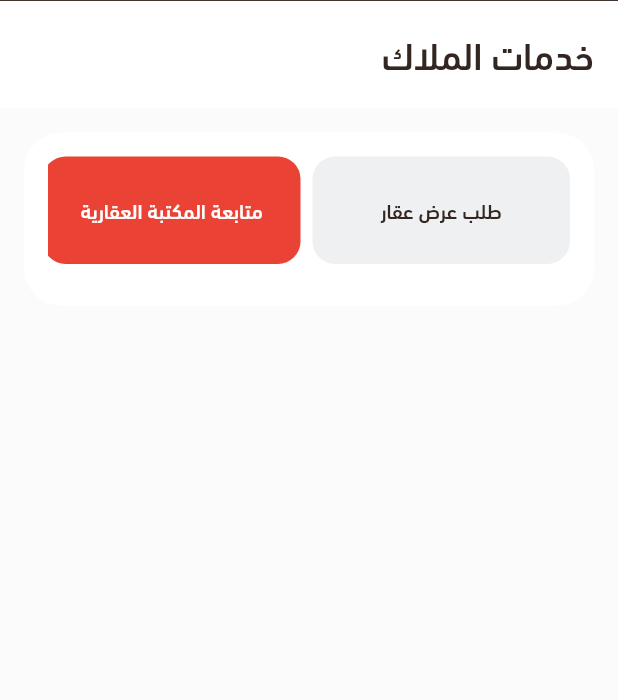
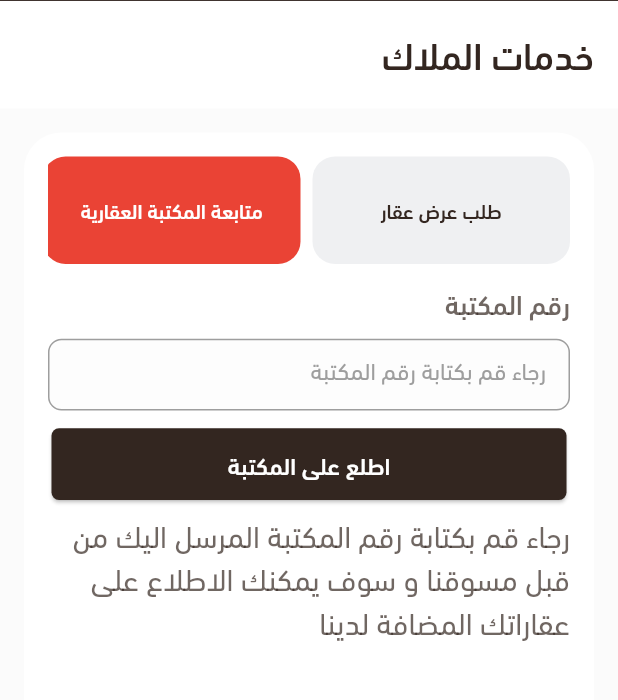
Before and after one commit to basmalahesham/broker, a Flutter app: the PersonnelServicesView screen opened by its route, after a tap on "التالي", after a tap on "متابعة المكتبة العقارية", on a phone screen of 412 x 824 dp, the part 171-871 px from its top. Run offline on Flutter 3.47's test engine with Material 3 defaults, Android fonts, the phone set to English and light mode, and no system bars; our stand-ins replace carousel_slider, device_preview, dots_indicator, dropdown_search, easy_stepper, flutter_screenutil and 2 more.

Commit message:
create follow_library.dart

```diff
--- a/lib/core/widgets/custom_text_form_field2.dart
+++ b/lib/core/widgets/custom_text_form_field2.dart
@@ -8,16 +8,18 @@ class CustomTextFormField2 extends StatelessWidget {
     required this.hintText,
     this.validator,
     this.obscureText = false,
-    this.controller,
+    this.controller, this.keyboardType,
   });
 
   final String hintText;
   final String? Function(String?)? validator;
   final bool obscureText;
   final TextEditingController? controller;
+  final TextInputType? keyboardType;
   @override
   Widget build(BuildContext context) {
     return TextFormField(
+      keyboardType: keyboardType,
       controller: controller,
       validator: validator,
       obscureText: obscureText,
--- a/lib/features/auth/presentation/views/phone_register_view.dart
+++ b/lib/features/auth/presentation/views/phone_register_view.dart
@@ -70,6 +70,7 @@ class _PhoneRegisterViewState extends State<PhoneRegisterView> {
                         height: 10.h,
                       ),
                       CustomTextFormField2(
+                        keyboardType: TextInputType.number,
                         controller: phoneController,
                         hintText: '0512345678',
                         validator: (value) {
--- a/lib/features/layout/views/follow_library.dart
+++ b/lib/features/layout/views/follow_library.dart
@@ -1,10 +1,144 @@
+import 'package:broker/constants.dart';
+import 'package:broker/core/utils/styles.dart';
+import 'package:broker/core/widgets/custom_text_form_field2.dart';
 import 'package:flutter/material.dart';
+import 'package:flutter_screenutil/flutter_screenutil.dart';
 
-class FollowLibrary extends StatelessWidget {
+class FollowLibrary extends StatefulWidget {
   const FollowLibrary({super.key});
 
   @override
+  State<FollowLibrary> createState() => _FollowLibraryState();
+}
+
+class _FollowLibraryState extends State<FollowLibrary> {
+  TextEditingController libNum = TextEditingController();
+  final formKey = GlobalKey<FormState>();
+
+  @override
   Widget build(BuildContext context) {
-    return Container();
+    return Form(
+      key: formKey,
+      child: Column(
+        crossAxisAlignment: CrossAxisAlignment.start,
+        children: [
+          Text(
+            'رقم المكتبة',
+            style: Styles.textStyle16.copyWith(
+              color: Color(0xFF332620).withOpacity(0.7),
+            ),
+          ),
+          SizedBox(
+            height: 10.h,
+          ),
+          CustomTextFormField2(
+            keyboardType: TextInputType.number,
+            controller: libNum,
+            hintText: 'رجاء قم بكتابة رقم المكتبة',
+            validator: (value) {
+              if (value == null || value.isEmpty) {
+                return 'enter a value';
+              }
+              return null;
+            },
+          ),
+          SizedBox(
+            height: 10.h,
+          ),
+          Center(
+            child: SizedBox(
+              width: 300.w,
+              height: 40.h,
+              child: ElevatedButton(
+                style: ElevatedButton.styleFrom(
+                  backgroundColor: const Color(0xFF332620),
+                  shape: RoundedRectangleBorder(
+                    borderRadius: BorderRadius.circular(5),
+                  ),
+                ),
+                onPressed: () {
+                  if (formKey.currentState!.validate()) {
+                    showSnackBar(context);
+                  }
+
+                }, // Call the onNext function
+                child: Text(
+                  'اطلع على المكتبة',
+                  style: Styles.textStyle14.copyWith(
+                    color: Colors.white,
+                  ),
+                ),
+              ),
+            ),
+          ),
+          SizedBox(
+            height: 10.h,
+          ),
+          Text(
+            'رجاء قم بكتابة رقم المكتبة المرسل اليك من قبل مسوقنا و سوف يمكنك الاطلاع على عقاراتك المضافة لدينا',
+            style: Styles.textStyle18.copyWith(
+              fontWeight: FontWeight.normal,
+              color: Color(0xFF332620).withOpacity(0.7),
+            ),
+          ),
+          SizedBox(
+            height: 40.h,
+          ),
+        ],
+      ),
+    );
   }
+  void showSnackBar(BuildContext context) {
+    ScaffoldMessenger.of(context).showSnackBar(
+      SnackBar(
+        shape: RoundedRectangleBorder(borderRadius: BorderRadius.circular(10),),
+        backgroundColor: Colors.white,
+        content: Column(
+          children: [
+            const Icon(
+              Icons.maps_home_work_rounded,
+              color: kSecondaryColor,
+              size: 80,
+            ),
+            const SizedBox(
+              height: 10,
+            ),
+            Text(
+              'لا يوجد مكتبة للرقم المدخل',
+              style: Styles.textStyle20.copyWith(
+                color: kSecondaryColor,
+              ),
+            ),
+
+            const SizedBox(
+              height: 20,
+            ),
+            SizedBox(
+              width: 150.w,
+              height: 40.h,
+              child: ElevatedButton(
+                style: ElevatedButton.styleFrom(
+                  backgroundColor: kSecondaryColor,
+                  shape: RoundedRectangleBorder(
+                    borderRadius: BorderRadius.circular(5),
+                  ),
+                ),
+                onPressed: () {}, // Call the onPrevious function
+                child: Text(
+                  'طلب عرض عقار',
+                  style: Styles.textStyle14.copyWith(
+                    color: Colors.white,
+                  ),
+                ),
+              ),
+            ),
+            const SizedBox(
+              height: 20,
+            ),
+          ],
+        ),
+      ),
+    );
+  }
+
 }
--- a/lib/features/layout/views/widgets/data_form.dart
+++ b/lib/features/layout/views/widgets/data_form.dart
@@ -105,7 +105,7 @@ class _DataFormState extends State<DataForm> {
           ),
           Center(
             child: SizedBox(
-              width: 280.w,
+              width: 300.w,
               height: 40.h,
               child: ElevatedButton(
                 style: ElevatedButton.styleFrom(
```
